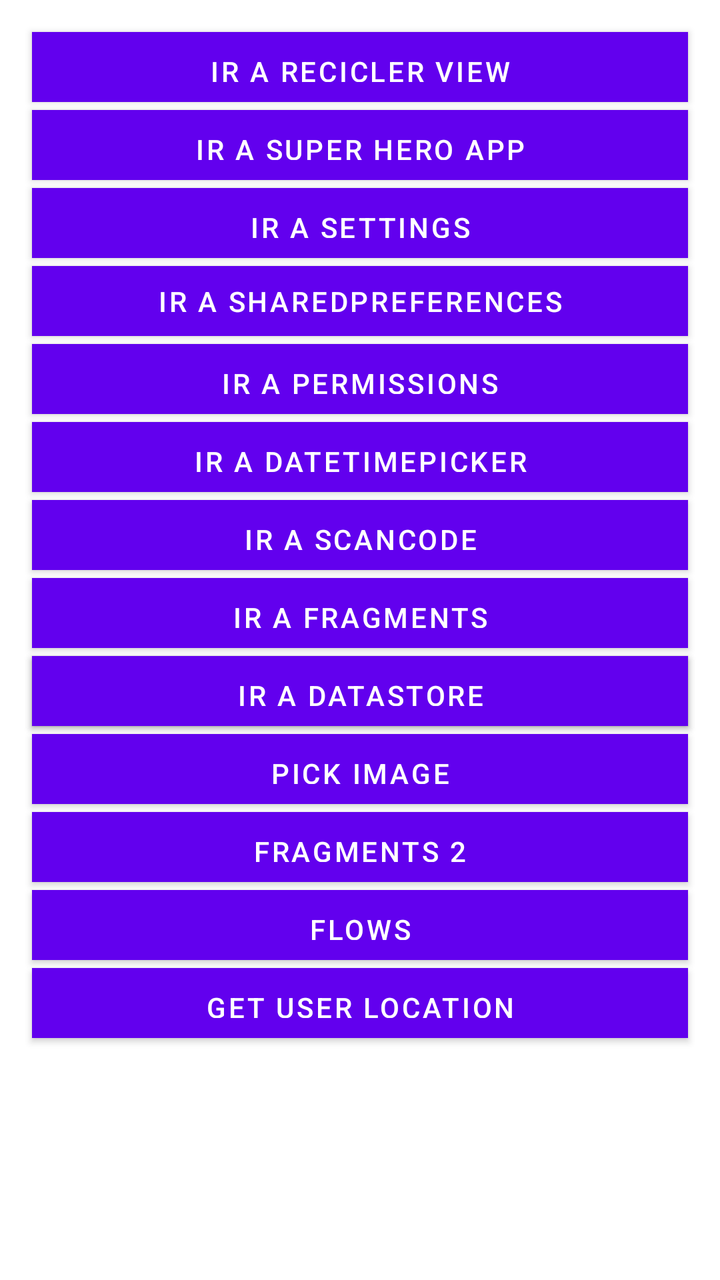
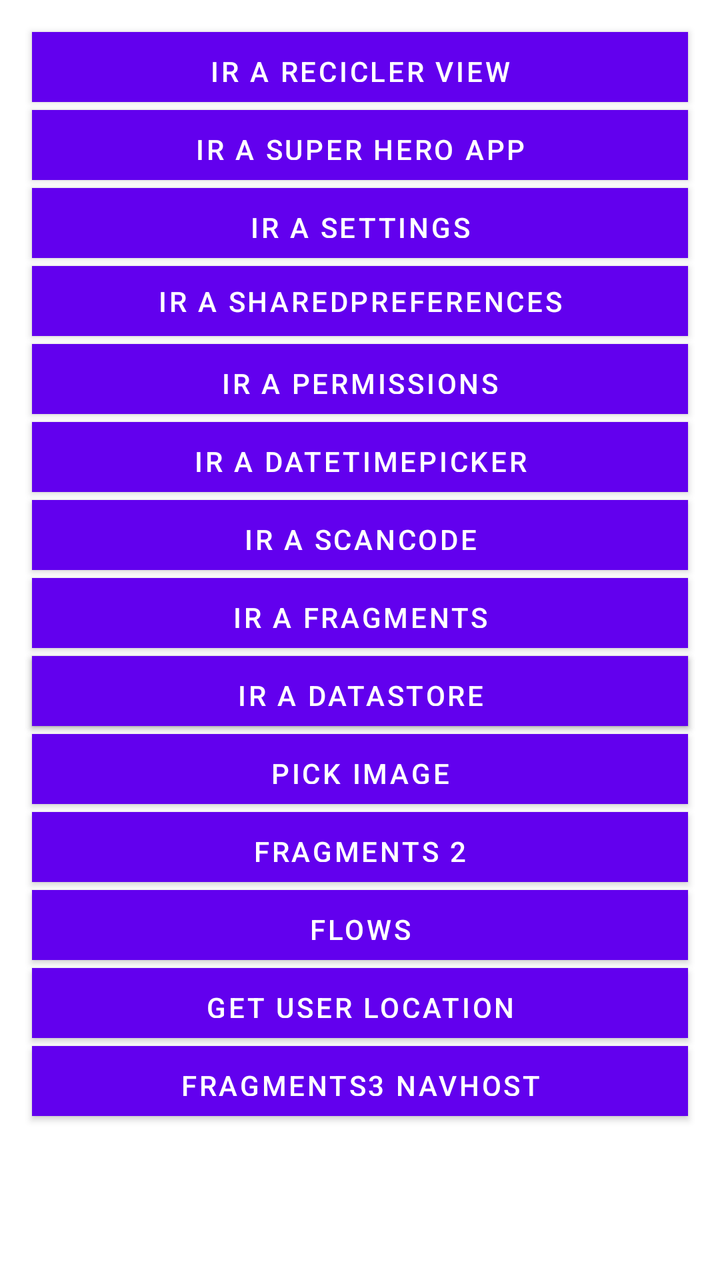

Screens rendered from an Android XML layout before and after an edit, with the pre-edit source and the edit as a unified diff.
<!-- AndroidManifest.xml: application theme Theme.POO_1 -->
<!-- res/layout/activity_main.xml -->
<?xml version="1.0" encoding="utf-8"?>
<RelativeLayout xmlns:android="http://schemas.android.com/apk/res/android"
    xmlns:app="http://schemas.android.com/apk/res-auto"
    xmlns:tools="http://schemas.android.com/tools"
    android:layout_width="match_parent"
    android:layout_height="match_parent"
    android:layout_margin="26dp"
    tools:context=".MainActivity">


    

    <Button
        android:id="@+id/btnReciclerView"
        android:layout_width="match_parent"
        android:layout_height="35sp"
        android:background="@color/purple_200"
        android:text="IR a recicler view"
        android:layout_marginTop="16dp"
        android:layout_marginLeft="16dp"
        android:layout_marginRight="16dp"

        />
    <Button
        android:id="@+id/btnSuperHero"
        android:layout_width="match_parent"
        android:layout_height="35sp"
        android:background="@color/purple_200"
        android:text="IR a super hero app"
        android:layout_below="@id/btnReciclerView"
        android:layout_marginTop="4dp"
        android:layout_marginLeft="16dp"
        android:layout_marginRight="16dp"
        />
    <Button
        android:id="@+id/btnSettings"
        android:layout_width="match_parent"
        android:layout_height="35sp"
        android:background="@color/purple_200"
        android:text="IR a Settings"
        android:layout_below="@id/btnSuperHero"
        android:layout_marginTop="4dp"
        android:layout_marginLeft="16dp"
        android:layout_marginRight="16dp"
        />

    <Button
        android:id="@+id/btnSharedPreferences"
        android:layout_width="match_parent"
        android:layout_height="35sp"
        android:padding="0sp"
        android:background="@color/purple_200"
        android:text="IR a SharedPreferences"
        android:layout_below="@id/btnSettings"
        android:layout_marginTop="4dp"
        android:layout_marginLeft="16dp"
        android:layout_marginRight="16dp"
        />
    <Button
        android:id="@+id/btnPermissions"
        android:layout_width="match_parent"
        android:layout_height="35sp"
        android:background="@color/purple_200"
        android:text="IR a PERMISSIONS"
        android:layout_below="@id/btnSharedPreferences"
        android:layout_marginTop="4dp"
        android:layout_marginLeft="16dp"
        android:layout_marginRight="16dp"
        />

    <Button
        android:id="@+id/btnDateTimePicker"
        android:layout_width="match_parent"
        android:layout_height="35sp"
        android:background="@color/purple_200"
        android:text="IR a DateTimePicker"
        android:layout_below="@id/btnPermissions"
        android:layout_marginTop="4dp"
        android:layout_marginLeft="16dp"
        android:layout_marginRight="16dp"
        />
    <Button
        android:id="@+id/btnScanCode"
        android:layout_width="match_parent"
        android:layout_height="35sp"
        android:background="@color/purple_200"
        android:text="IR a ScanCode"
        android:layout_below="@id/btnDateTimePicker"
        android:layout_marginTop="4dp"
        android:layout_marginLeft="16dp"
        android:layout_marginRight="16dp"
        />

    <Button
        android:id="@+id/btnFragments"
        android:layout_width="match_parent"
        android:layout_height="35sp"
        android:background="@color/purple_200"
        android:text="IR a Fragments"
        android:layout_below="@id/btnScanCode"
        android:layout_marginTop="4dp"
        android:layout_marginLeft="16dp"
        android:layout_marginRight="16dp"
        />
    <Button
        android:id="@+id/btnMVVM"
        android:layout_width="match_parent"
        android:layout_height="35sp"
        android:background="@color/purple_200"
        android:text="IR a MVVM"
        android:layout_below="@id/btnFragments"
        android:layout_marginTop="4dp"
        android:layout_marginLeft="16dp"
        android:layout_marginRight="16dp"
        />
    <Button
        android:id="@+id/btnDataStore"
        android:layout_width="match_parent"
        android:layout_height="35sp"
        android:background="@color/purple_200"
        android:text="IR a DataStore"
        android:layout_below="@id/btnFragments"
        android:layout_marginTop="4dp"
        android:layout_marginLeft="16dp"
        android:layout_marginRight="16dp"
        />
    <Button
        android:id="@+id/btnPickImage"
        android:layout_width="match_parent"
        android:layout_height="35sp"
        android:background="@color/purple_200"
        android:text="pick image"
        android:layout_below="@id/btnDataStore"
        android:layout_marginTop="4dp"
        android:layout_marginLeft="16dp"
        android:layout_marginRight="16dp"
        />
    <Button
        android:id="@+id/btnFragments2"
        android:layout_width="match_parent"
        android:layout_height="35sp"
        android:background="@color/purple_200"
        android:text="Fragments 2"
        android:layout_below="@id/btnPickImage"
        android:layout_marginTop="4dp"
        android:layout_marginLeft="16dp"
        android:layout_marginRight="16dp"
        />
    <Button
        android:id="@+id/btnFlows"
        android:layout_width="match_parent"
        android:layout_height="35sp"
        android:background="@color/purple_200"
        android:text="Flows"
        android:layout_below="@id/btnFragments2"
        android:layout_marginTop="4dp"
        android:layout_marginLeft="16dp"
        android:layout_marginRight="16dp"
        />
    <Button
        android:id="@+id/btnGetUserLocation"
        android:layout_width="match_parent"
        android:layout_height="35sp"
        android:background="@color/purple_200"
        android:text="Get User Location"
        android:layout_below="@id/btnFlows"
        android:layout_marginTop="4dp"
        android:layout_marginLeft="16dp"
        android:layout_marginRight="16dp"
        />

</RelativeLayout>
<!-- resources referenced by this layout -->
<resources>
  <color name="purple_200">#FFBB86FC</color>
  <style name="Theme.POO_1" parent="Theme.MaterialComponents.DayNight.NoActionBar">
          
          <item name="colorPrimary">@color/purple_500</item>
          <item name="colorPrimaryVariant">@color/purple_700</item>
          <item name="colorOnPrimary">@color/white</item>
          
          <item name="colorSecondary">@color/teal_200</item>
          <item name="colorSecondaryVariant">@color/teal_700</item>
          <item name="colorOnSecondary">@color/black</item>
          
          <item name="android:statusBarColor">?attr/colorPrimaryVariant</item>
          
      </style>
  <color name="purple_500">#FF6200EE</color>
  <color name="purple_700">#FF3700B3</color>
  <color name="white">#FFFFFFFF</color>
  <color name="teal_200">#FF03DAC5</color>
  <color name="teal_700">#FF018786</color>
  <color name="black">#FF000000</color>
</resources>

<!-- the commit's change to res/layout/activity_main.xml (unified diff, before → after) -->
@@ -168,5 +168,16 @@
         android:layout_marginLeft="16dp"
         android:layout_marginRight="16dp"
         />
+    <Button
+        android:id="@+id/btnFragments3"
+        android:layout_width="match_parent"
+        android:layout_height="35sp"
+        android:background="@color/purple_200"
+        android:text="Fragments3 NavHost"
+        android:layout_below="@id/btnGetUserLocation"
+        android:layout_marginTop="4dp"
+        android:layout_marginLeft="16dp"
+        android:layout_marginRight="16dp"
+        />
 
 </RelativeLayout>
